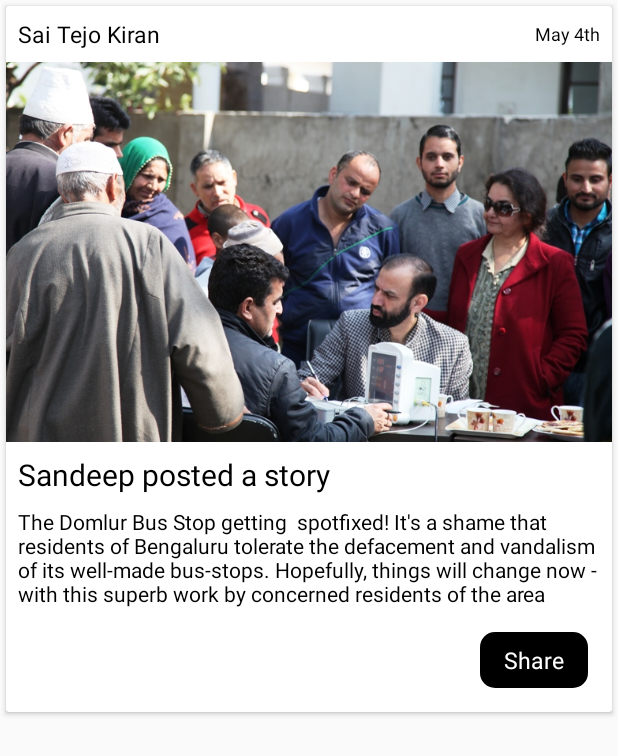
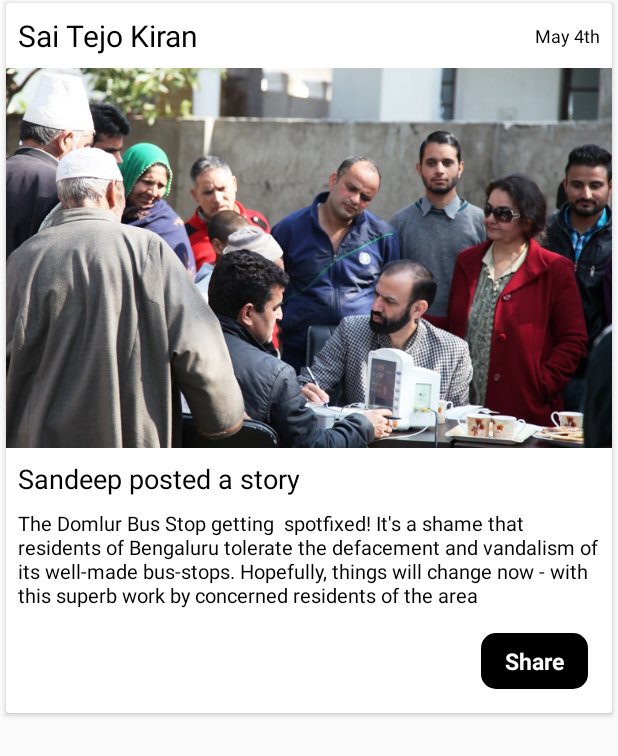
Before and after one commit to lattamatic/ChangePins2, an Android app: the layout single_story.xml on its own in the app's theme, with its tools: preview values and no code run, on a phone screen of 412 x 824 dp. Shown: the top 756 px of the screen. Run offline under Robolectric (Android 15) with nearby library versions, the phone set to English and light mode, and no system bars.

Commit message:
Commit previous changes

```diff
--- a/app/build.gradle
+++ b/app/build.gradle
@@ -11,7 +11,7 @@ android {
         }
     }
     compileSdkVersion 24
-    buildToolsVersion "24.0.2"
+    buildToolsVersion '25.0.0'
     defaultConfig {
         applicationId "sandeep.city"
         minSdkVersion 16
--- a/app/src/main/java/sandeep/city/Adapter/StoryRecyclerViewAdapter.java
+++ b/app/src/main/java/sandeep/city/Adapter/StoryRecyclerViewAdapter.java
@@ -82,7 +82,7 @@ public class StoryRecyclerViewAdapter extends RecyclerView.Adapter<StoryRecycler
                         into(holder.storyImage).getSize(new SizeReadyCallback() {
                     @Override
                     public void onSizeReady(int width, int height) {
-                        height = (int) (width/1.6);
+//                        height = (int) (width/1.6);
                         LinearLayout.LayoutParams lp= new LinearLayout.LayoutParams(width,height);
                         holder.storyImage.setLayoutParams(lp);
                         holder.storyImage.requestLayout();
--- a/app/src/main/res/layout/single_story.xml
+++ b/app/src/main/res/layout/single_story.xml
@@ -4,7 +4,10 @@
     xmlns:card_view="http://schemas.android.com/apk/res-auto"
     android:layout_width="match_parent"
     android:layout_height="wrap_content"
-    android:layout_margin="4dp"
+    android:layout_marginRight="4dp"
+    android:layout_marginLeft="4dp"
+    android:layout_marginTop="2dp"
+    android:layout_marginBottom="2dp"
     app:cardUseCompatPadding="true"
     card_view:cardCornerRadius="2dp">
 
@@ -24,7 +27,7 @@
                 android:layout_height="wrap_content"
                 android:layout_alignParentLeft="true"
                 android:text="Sai Tejo Kiran"
-                android:textSize="15sp" />
+                android:textSize="20sp" />
 
             <TextView
                 android:id="@+id/tvStoryDate"
@@ -50,7 +53,7 @@
             android:layout_height="wrap_content"
             android:layout_margin="8dp"
             android:text="Sandeep posted a story"
-            android:textSize="20sp" />
+            android:textSize="18sp" />
 
         <TextView
             android:id="@+id/tvStoryDesc"
@@ -61,7 +64,7 @@
             android:layout_marginLeft="8dp"
             android:layout_marginRight="8dp"
             android:text="The Domlur Bus Stop getting  spotfixed! It's a shame that residents of Bengaluru tolerate the defacement and vandalism of its well-made bus-stops. Hopefully, things will change now - with this superb work by concerned residents of the area"
-            android:textSize="14sp" />
+            android:textSize="13sp" />
 
         <LinearLayout
             android:layout_width="match_parent"
@@ -81,6 +84,7 @@
                 android:paddingRight="16dp"
                 android:paddingLeft="16dp"
                 android:text="Share"
+                android:textStyle="bold"
                 android:textColor="#FFFFFF"
                 android:textSize="15sp" />
         </LinearLayout>
--- a/app/src/main/res/values-w820dp/dimens.xml
+++ b/app/src/main/res/values-w820dp/dimens.xml
@@ -3,4 +3,6 @@
          (such as screen margins) for screens with more than 820dp of available width. This
          would include 7" and 10" devices in landscape (~960dp and ~1280dp respectively). -->
     <dimen name="activity_horizontal_margin">64dp</dimen>
+
+    <dimen name="text_story_title">35sp</dimen>
 </resources>
--- a/build.gradle
+++ b/build.gradle
@@ -4,7 +4,7 @@ buildscript {
         jcenter()
     }
     dependencies {
-        classpath 'com.android.tools.build:gradle:2.2.0'
+        classpath 'com.android.tools.build:gradle:2.3.3'
         classpath 'com.google.gms:google-services:1.4.0-beta3'
     }
 }
```
Also changed, not shown: app/src/main/java/sandeep/city/Activity/ActivityRegisterComplaint.java (+26 -41 lines), gradle/wrapper/gradle-wrapper.properties.
